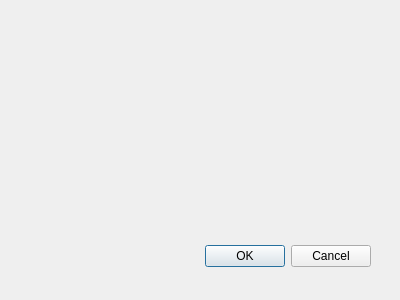
Old version of the form createlexicalentrydialog.ui in the repository adamb924/Gloss.
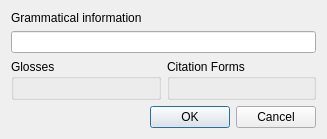
New version of the form.

```diff
--- a/createlexicalentrydialog.ui
+++ b/createlexicalentrydialog.ui
@@ -8,29 +8,72 @@
    <rect>
     <x>0</x>
     <y>0</y>
-    <width>400</width>
-    <height>300</height>
+    <width>327</width>
+    <height>129</height>
    </rect>
   </property>
   <property name="windowTitle">
    <string>Dialog</string>
   </property>
-  <widget class="QDialogButtonBox" name="buttonBox">
-   <property name="geometry">
-    <rect>
-     <x>30</x>
-     <y>240</y>
-     <width>341</width>
-     <height>32</height>
-    </rect>
-   </property>
-   <property name="orientation">
-    <enum>Qt::Horizontal</enum>
-   </property>
-   <property name="standardButtons">
-    <set>QDialogButtonBox::Cancel|QDialogButtonBox::Ok</set>
-   </property>
-  </widget>
+  <layout class="QVBoxLayout" name="verticalLayout">
+   <item>
+    <widget class="QLabel" name="label">
+     <property name="sizePolicy">
+      <sizepolicy hsizetype="Preferred" vsizetype="Minimum">
+       <horstretch>0</horstretch>
+       <verstretch>0</verstretch>
+      </sizepolicy>
+     </property>
+     <property name="text">
+      <string>Grammatical information</string>
+     </property>
+     <property name="alignment">
+      <set>Qt::AlignLeading|Qt::AlignLeft|Qt::AlignTop</set>
+     </property>
+    </widget>
+   </item>
+   <item>
+    <widget class="QLineEdit" name="grammaticalInformation"/>
+   </item>
+   <item>
+    <layout class="QHBoxLayout" name="horizontalLayout">
+     <item>
+      <widget class="QGroupBox" name="groupBox_3">
+       <property name="title">
+        <string>Glosses</string>
+       </property>
+       <layout class="QVBoxLayout" name="verticalLayout_2">
+        <item>
+         <layout class="QVBoxLayout" name="glossLayout"/>
+        </item>
+       </layout>
+      </widget>
+     </item>
+     <item>
+      <widget class="QGroupBox" name="groupBox">
+       <property name="title">
+        <string>Citation Forms</string>
+       </property>
+       <layout class="QVBoxLayout" name="verticalLayout_3">
+        <item>
+         <layout class="QVBoxLayout" name="citationFormLayout"/>
+        </item>
+       </layout>
+      </widget>
+     </item>
+    </layout>
+   </item>
+   <item>
+    <widget class="QDialogButtonBox" name="buttonBox">
+     <property name="orientation">
+      <enum>Qt::Horizontal</enum>
+     </property>
+     <property name="standardButtons">
+      <set>QDialogButtonBox::Cancel|QDialogButtonBox::Ok</set>
+     </property>
+    </widget>
+   </item>
+  </layout>
  </widget>
  <pixmapfunction/>
  <resources/>
```
Left out of the diff: 5 changed lines with no effect on the pictures.
